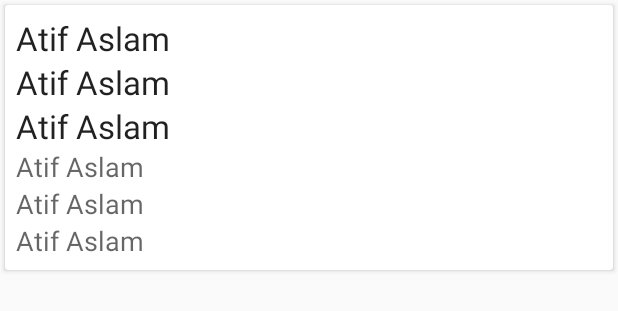
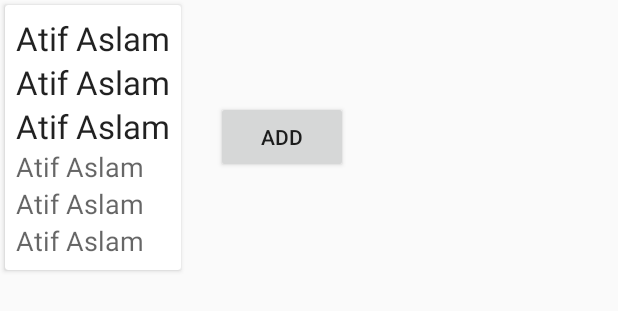
Before and after one commit to Raafay76642/CareerBook, an Android app: the layout aggri_layout.xml on its own in the app's theme, with its tools: preview values and no code run, on a phone screen of 412 x 824 dp. Shown: the top 311 px of the screen. Run offline under Robolectric (Android 15) with nearby library versions, the phone set to English and light mode, and no system bars.

Commit message:
final work

```diff
--- a/app/src/main/java/com/example/aser/careerbook/MyProfile.java
+++ b/app/src/main/java/com/example/aser/careerbook/MyProfile.java
@@ -141,10 +141,9 @@
         {
 
             agrigate= ((InterOm * 70)/1100) + ((TestOm * 30)/400);
-
         }
         else {
-            agrigate = 0.00;
+            agrigate = 0;
 
         }
 
--- a/app/src/main/res/layout/aggri_layout.xml
+++ b/app/src/main/res/layout/aggri_layout.xml
@@ -2,8 +2,12 @@
 <LinearLayout
     xmlns:android="http://schemas.android.com/apk/res/android" android:layout_width="match_parent"
     android:layout_height="wrap_content"
+    android:orientation="horizontal">
+
+<LinearLayout
+    android:layout_width="wrap_content"
+    android:layout_height="wrap_content"
     android:orientation="vertical">
-
    <android.support.v7.widget.CardView
        android:layout_width="match_parent"
        android:layout_height="wrap_content"
@@ -62,3 +66,13 @@
     </LinearLayout>
    </android.support.v7.widget.CardView>
 </LinearLayout>
+    <Button
+        android:layout_width="wrap_content"
+        android:layout_height="wrap_content"
+        android:layout_gravity="center"
+        android:gravity="center"
+        android:layout_margin="20dp"
+        android:text="Add"
+        android:id="@+id/add_WishList"/>
+
+</LinearLayout>
--- a/app/src/main/res/values/strings.xml
+++ b/app/src/main/res/values/strings.xml
@@ -21,4 +21,10 @@
         <item>FA</item>
         <item>Alevel</item>
     </array>
+    <array name="filter">
+        <item>All</item>
+        <item>Expected Merit</item>
+        <item>Previous Merit</item>
+
+    </array>
 </resources>
```
Also changed, not shown: app/src/main/java/com/example/aser/careerbook/Aggregate.java (+99 -59 lines), app/src/main/java/com/example/aser/careerbook/Aggri_Adapter.java (+26 -8 lines), app/src/main/res/layout/activity_aggregate.xml (+27 -3 lines).
